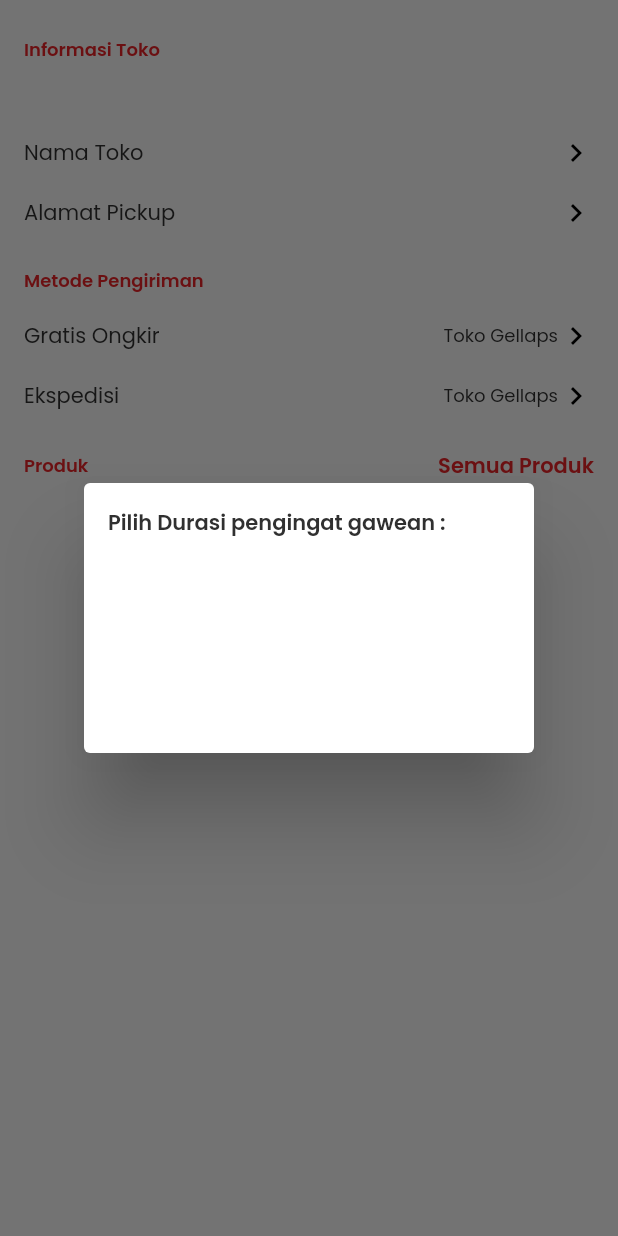
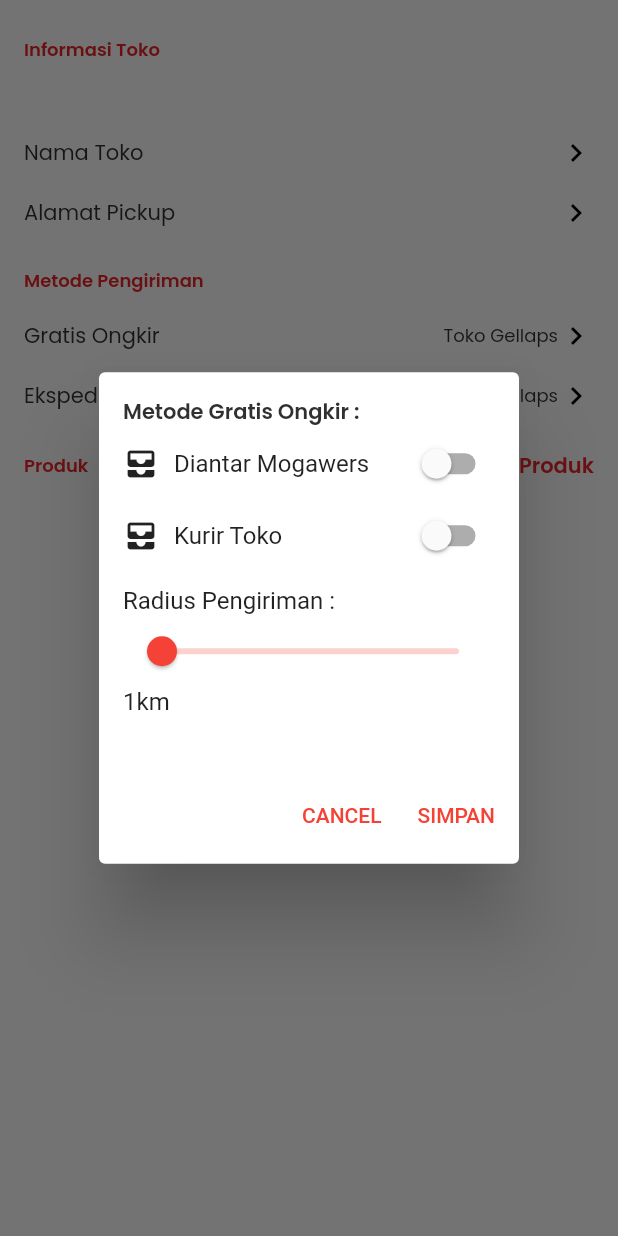
Before and after one commit to glenhermanus/mogawe_flutter, a Flutter app: the MerchantTab widget shown alone on an empty page, opened directly with empty values, after a tap on "Gratis Ongkir", on a phone screen of 412 x 824 dp. Run offline on Flutter 3.47's test engine with Material 2 defaults, Android fonts, the phone set to English and light mode, and no system bars; our stand-ins replace bloc, chewie, file_picker, firebase_auth, flutter_bloc, flutter_rating_bar and 26 more; missing offline and left inert: auto_size_text_pk, flutter_facebook_auth, flutter_sound, fluttercontactpicker, image_downloader, qr_code_scanner and 1 more; accounts and stored records are empty; network calls fail.

Commit message:
profile merchant

```diff
--- a/lib/modules/profile/tab_widgets/merchant_tab.dart
+++ b/lib/modules/profile/tab_widgets/merchant_tab.dart
@@ -5,6 +5,7 @@ import 'package:fluttertoast/fluttertoast.dart';
 import 'package:image_picker/image_picker.dart';
 import 'package:mogawe/core/flutter_flow/flutter_flow_theme.dart';
 import 'package:mogawe/core/data/response/merchant/merchant_profile_response.dart';
+import 'package:shared_preferences/shared_preferences.dart';
 
 class MerchantTab extends StatefulWidget {
   final Object? dataMerchant;
@@ -21,6 +22,10 @@ class _MerchantTabState extends State<MerchantTab> {
   final picker = ImagePicker();
   File? photo;
   String? path;
+  bool valueswitchDiantar = false;
+  bool valueswitchKurir = false;
+  double slidervalue = 1;
+  String rangeSlide ='1';
 
   Future getImageGallery() async {
     final pickedFile = await picker.pickImage(source: ImageSource.gallery);
@@ -44,12 +49,37 @@ class _MerchantTabState extends State<MerchantTab> {
     }
   }
 
+  void setisDiantar(bool antar) async{
+    SharedPreferences cekAntar = await SharedPreferences.getInstance();
+    cekAntar.setBool('diantar', antar);
+  }
+
+  void setisKurirToko(bool antar) async{
+    SharedPreferences cekKurirtoko = await SharedPreferences.getInstance();
+    cekKurirtoko.setBool('kurirtoko', antar);
+  }
+
+  Future<bool> getcekKurirToko()async{
+    SharedPreferences prefs = await SharedPreferences.getInstance();
+    return prefs.getBool('kurirtoko') ?? false;
+  }
+
+  Future<bool> getcekAntar()async{
+    SharedPreferences prefs = await SharedPreferences.getInstance();
+    return prefs.getBool('diantar') ?? false;
+  }
+
   @override
   void initState() {
     // TODO: implement initState
     super.initState();
     widget.dataMerchant == null ? loading = true :loading = false;
-
+    getcekAntar().then((value) {
+      valueswitchDiantar = value;
+    });
+    getcekKurirToko().then((value) {
+      valueswitchKurir = value;
+    });
   }
 
 
@@ -513,27 +543,90 @@ class _MerchantTabState extends State<MerchantTab> {
             builder: (BuildContext context, StateSetter stateSetter) {
               return AlertDialog(
                 contentPadding: EdgeInsets.only(top: 0.0, bottom: 0.0),
+                actions: [
+                  TextButton(
+                      child: Text('CANCEL'),
+                      onPressed: () {
+                        Navigator.of(context).pop();
+                      }),
+                  TextButton(
+                      child: Text('SIMPAN'),
+                      onPressed: () {
+                        Navigator.of(context).pop();
+                      })
+                ],
                 content: Container(
-                  width: 300.0,
-                  height: 180,
+                  height: MediaQuery.of(context).size.height * 0.32,
                   child: Padding(
-                    padding: const EdgeInsets.all(16.0),
+                    padding: const EdgeInsets.only(left: 16, right: 16, top: 16),
                     child: Column(
                       mainAxisAlignment: MainAxisAlignment.start,
                       crossAxisAlignment: CrossAxisAlignment.start,
                       mainAxisSize: MainAxisSize.max,
                       children: <Widget>[
                         Text(
-                          "Pilih Durasi pengingat gawean :", style: FlutterFlowTheme.bodyText1.copyWith(fontWeight: FontWeight.w600),
+                          "Metode Gratis Ongkir :", style: FlutterFlowTheme.bodyText1.copyWith(fontWeight: FontWeight.w600),
                         ),
-                        Row(
+                        Row( mainAxisAlignment: MainAxisAlignment.spaceBetween,
                           children: [
+                            Row(
+
+                              children: [
+                                Icon(Icons.all_inbox),
+                                SizedBox(width: 10,),
+                                Text('Diantar Mogawers'),
+                              ],
+                            ),
+                            Switch(
+                                value: valueswitchDiantar,
+                                onChanged: (v){
+                                  stateSetter(() {
+                                    valueswitchDiantar = v;
+                                    setisDiantar(v);
+                                  });
+
+                                }
+                            ),
                           ],
                         ),
-                        Row(
+                        Row( mainAxisAlignment: MainAxisAlignment.spaceBetween,
                           children: [
+                            Row(
+
+                              children: [
+                                Icon(Icons.all_inbox),
+                                SizedBox(width: 10,),
+                                Text('Kurir Toko'),
+                              ],
+                            ),
+                            Switch(
+                                value: valueswitchKurir,
+                                onChanged: (v){
+                                  stateSetter(() {
+                                    valueswitchKurir = v;
+                                    setisKurirToko(v);
+                                  });
+
+                                }
+                            ),
                           ],
                         ),
+                        SizedBox(height: 10,),
+                        Text('Radius Pengiriman :'),
+                        Slider(
+                          value: slidervalue,
+                          onChanged: (value) {
+                            stateSetter(() {
+                              slidervalue = value;
+                              rangeSlide = slidervalue.toString();
+                            });
+                          },
+                          max: 150,
+                          min: 1,
+                          divisions: 150,
+                        ),
+                        Text('${rangeSlide.split('.').first}km'),
+
                       ],
                     ),
                   ),
```
Also changed, not shown: lib/modules/profile/profile_page.dart (+8 -1 lines).
